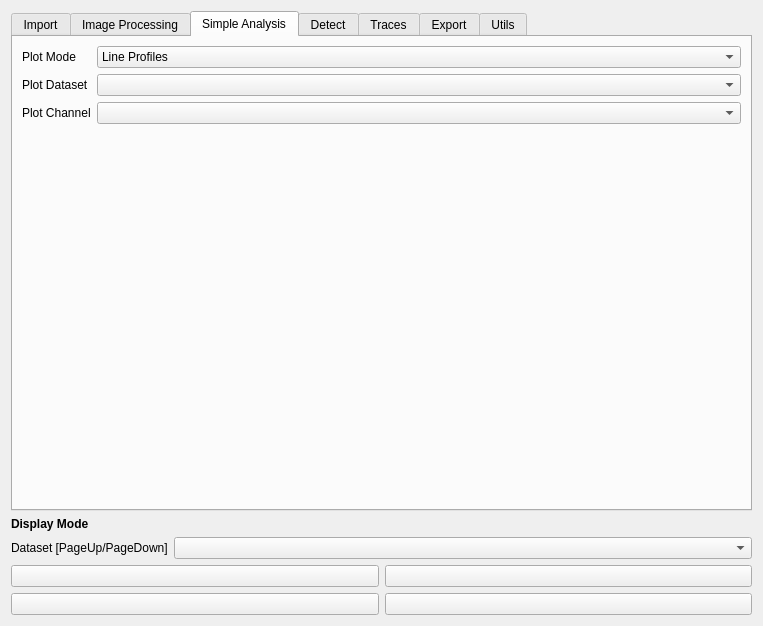
First picture: the form in src/napari_pixseq/GUI/pixseq_ui.ui, repository piedrro/napari-molseeq, before the edit.
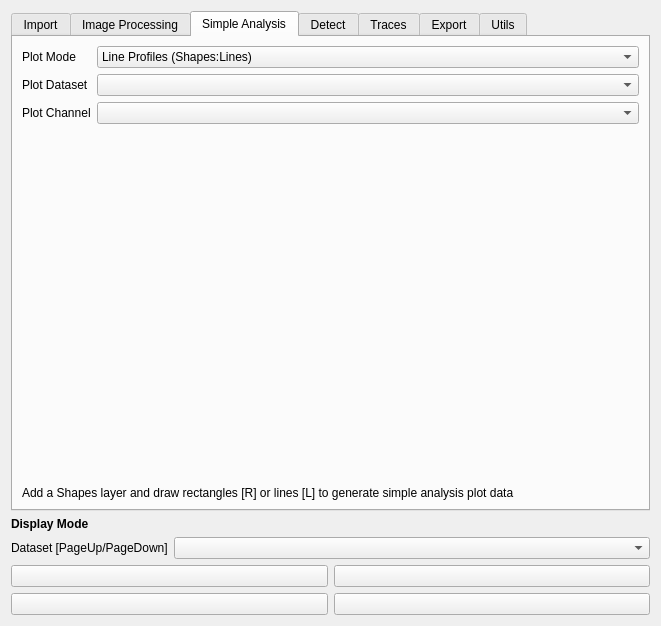
Second picture: the form after the edit. The open tabs and pages were chosen to show the change.

Commit message: workign simple analysis plots

The edit to the form file:
```diff
--- a/src/napari_pixseq/GUI/pixseq_ui.ui
+++ b/src/napari_pixseq/GUI/pixseq_ui.ui
@@ -6,7 +6,7 @@
    <rect>
     <x>0</x>
     <y>0</y>
-    <width>763</width>
+    <width>661</width>
     <height>626</height>
    </rect>
   </property>
@@ -898,7 +898,7 @@
           <widget class="QComboBox" name="simple_plot_mode">
            <item>
             <property name="text">
-             <string>Line Profiles</string>
+             <string>Line Profiles (Shapes:Lines)</string>
             </property>
            </item>
            <item>
@@ -949,6 +949,16 @@
          </property>
         </widget>
        </item>
+       <item>
+        <widget class="QLabel" name="label_80">
+         <property name="text">
+          <string>Add a Shapes layer and draw rectangles [R] or lines [L] to generate simple analysis plot data</string>
+         </property>
+         <property name="wordWrap">
+          <bool>true</bool>
+         </property>
+        </widget>
+       </item>
       </layout>
      </widget>
      <widget class="QWidget" name="tab_2">
```
Left out of the diff: 2 changed lines with no effect on the pictures. The commit also changes 4 other files.
